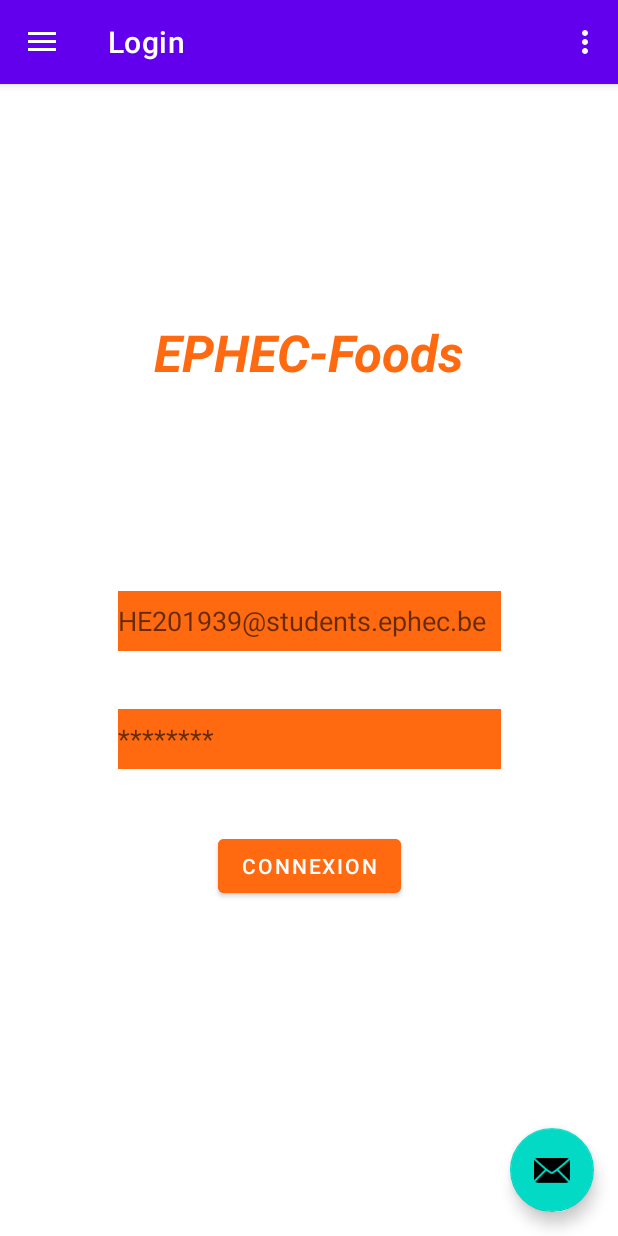
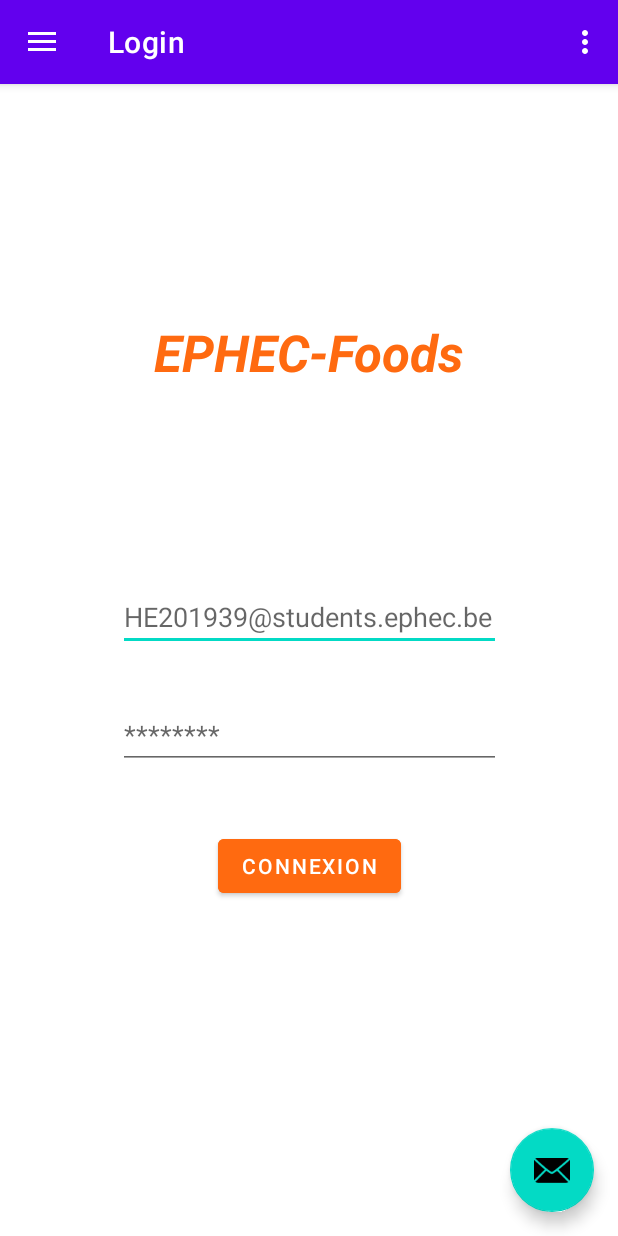
Before and after one commit to BentahriMerwane/hackathon-2021-Ephec, an Android app: the screen it shows after launch (MainActivity), on a phone screen of 412 x 824 dp. Run offline under Robolectric (Android 15) with nearby library versions, the phone set to English and light mode, and no system bars; our stand-ins replace navigation-ui.

Commit message:
Update login page - Remove background field

```diff
--- a/app/src/main/res/layout/fragment_login.xml
+++ b/app/src/main/res/layout/fragment_login.xml
@@ -14,7 +14,6 @@
         android:layout_height="40dp"
         android:layout_marginBottom="29dp"
         android:ems="10"
-        android:background="@color/ephec"
         android:hint="HE201939@students.ephec.be"
         android:inputType="textEmailAddress"
         app:layout_constraintBottom_toTopOf="@+id/text_input_password_toggle"
@@ -28,7 +27,6 @@
         android:layout_height="40dp"
         android:layout_marginBottom="32dp"
         android:ems="10"
-        android:background="@color/ephec"
         android:hint="********"
         android:inputType="textEmailAddress"
         app:layout_constraintBottom_toTopOf="@+id/button"
```
